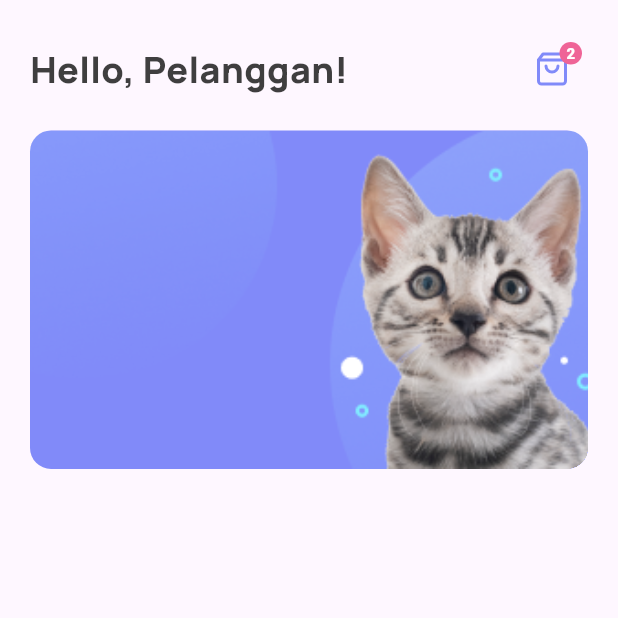
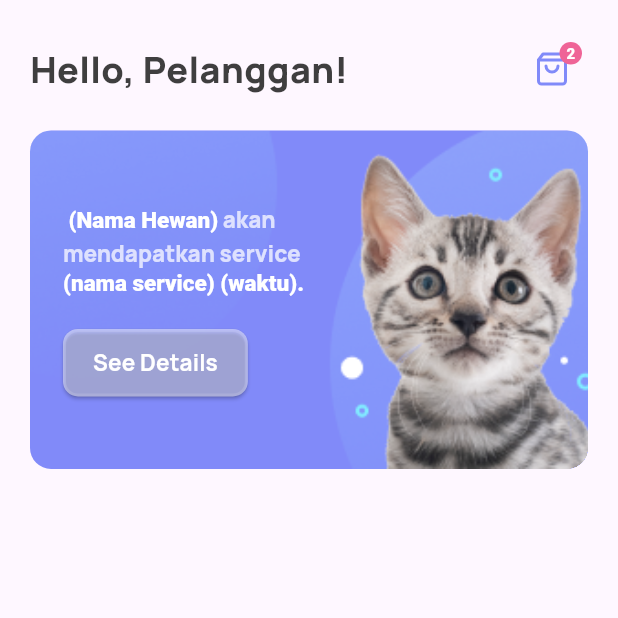
Before and after one commit to AndrewMatanari/UAS_PBB_2022130035, a Flutter app: the screen it shows after launch, on a phone screen of 412 x 824 dp, the top half of it. Run offline on Flutter 3.47's test engine with Material 3 defaults, Android fonts, the phone set to English and light mode, and no system bars; our stand-ins replace flutter_feather_icons, flutter_svg, google_fonts.

Commit message:
card homescreen beres

```diff
--- a/lib/screens/home_screen.dart
+++ b/lib/screens/home_screen.dart
@@ -1,6 +1,5 @@
 import 'package:flutter/material.dart';
 import 'package:flutter/services.dart';
-import 'package:flutter_svg/flutter_svg.dart';
 import 'package:google_fonts/google_fonts.dart';
 import 'package:flutter_feather_icons/flutter_feather_icons.dart';
 
@@ -45,12 +44,71 @@ class HomeScreen extends StatelessWidget{
                   Image.asset('assets/images/Background-card.png',
                   fit: BoxFit.cover,
                   width: double.maxFinite,
-                  height: double.maxFinite),
-                ]
-              ),
-            ),
-          );
-  }
+                  height: double.maxFinite
+                  ),
+                  Padding(
+                    padding: const EdgeInsets.symmetric(horizontal: 22),
+                    child: Column(
+                      mainAxisAlignment: MainAxisAlignment.center,
+                      crossAxisAlignment: CrossAxisAlignment.start,
+                      children: [
+              RichText(
+                text: TextSpan(
+                  text: " (Nama Hewan)",
+                    style: TextStyle(
+                      color: Colors.white,
+                      fontSize: 15,
+                      fontWeight: FontWeight.w800,
+                  ),
+                  children: [
+                    TextSpan(
+                      text: " akan \nmendapatkan service ",
+                        style: GoogleFonts.manrope(
+                          fontSize: 15,
+                          color: const Color(0xFFDEE1FE),
+                          height: 150/100),
+                        ),
+                    TextSpan(
+                      text: " \n(nama service)",
+                    ),
+                        TextSpan(
+                          text: " (waktu)."
+                          )]
+                    )
+                  ),
+                  const SizedBox(
+                    height: 20
+                    ),
+                    ElevatedButton(
+                      onPressed: () {},
+                      style: ElevatedButton.styleFrom(
+                        backgroundColor: Colors.white.withOpacity(0.4),
+                        foregroundColor: Colors.white,
+                        side: BorderSide(
+                          color: Colors.white.withOpacity(0.12),
+                          width: 2,
+                        ),
+                        shape: RoundedRectangleBorder(
+                          borderRadius: BorderRadius.circular(10),
+                        ),
+                        padding: EdgeInsets.symmetric(vertical: 12, horizontal: 20),
+                      ),
+                      child: Text(
+                        "See Details",
+                        style: GoogleFonts.manrope(
+                          fontWeight: FontWeight.bold,
+                          fontSize: 15,
+                        ),
+                      ),
+                    ),
+                          ],
+                        ),
+                      )
+                    ]
+                  ),
+                ),
+              );
+      }
 
   Padding _greetings() {
     return Padding(
--- a/lib/screens/splash_screen.dart
+++ b/lib/screens/splash_screen.dart
@@ -41,7 +41,7 @@ class SplashScreen extends StatelessWidget {
               RichText(
                 textAlign: TextAlign.center,
                 text: TextSpan(
-                  text: "Siap Membantu untuk \nmemelihara",
+                  text: "Siap melayani untuk \nmemelihara",
                   style: GoogleFonts.manrope(
                     fontSize: 30,
                     color: const Color(0xFFDEE1FE),
```
